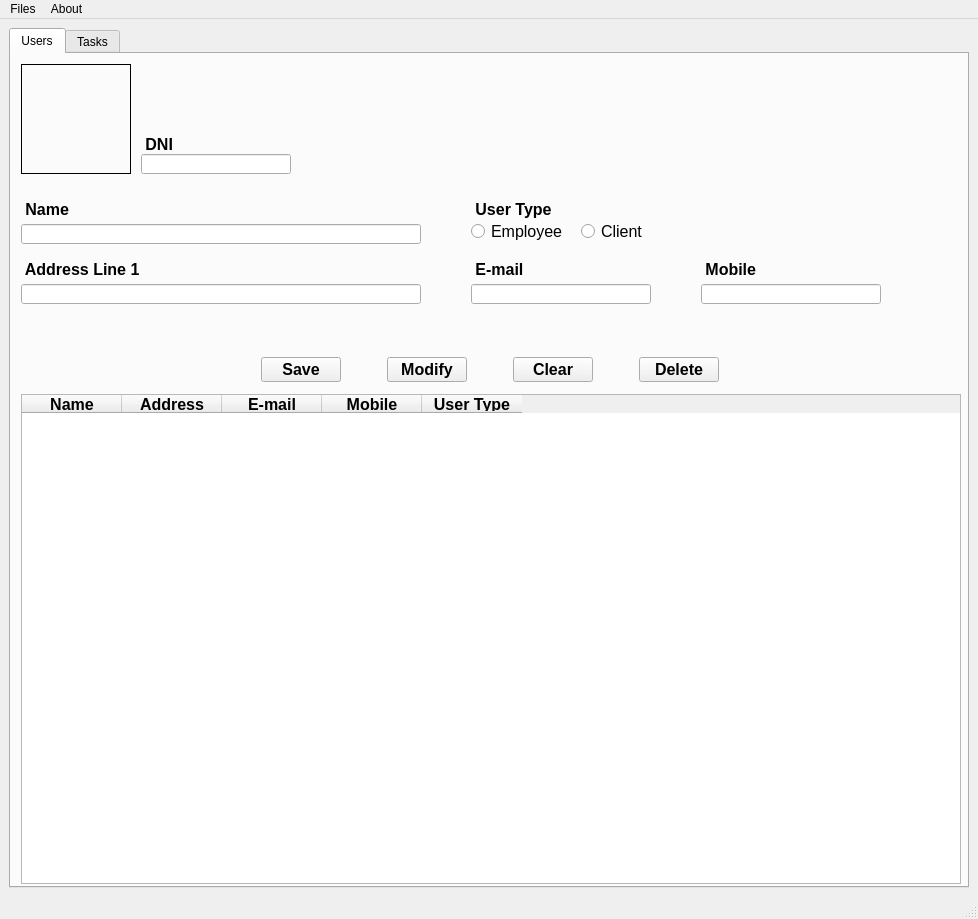
Old version of the form windows/MainWindow.ui in the repository IsolracI/DI-recuperacion.
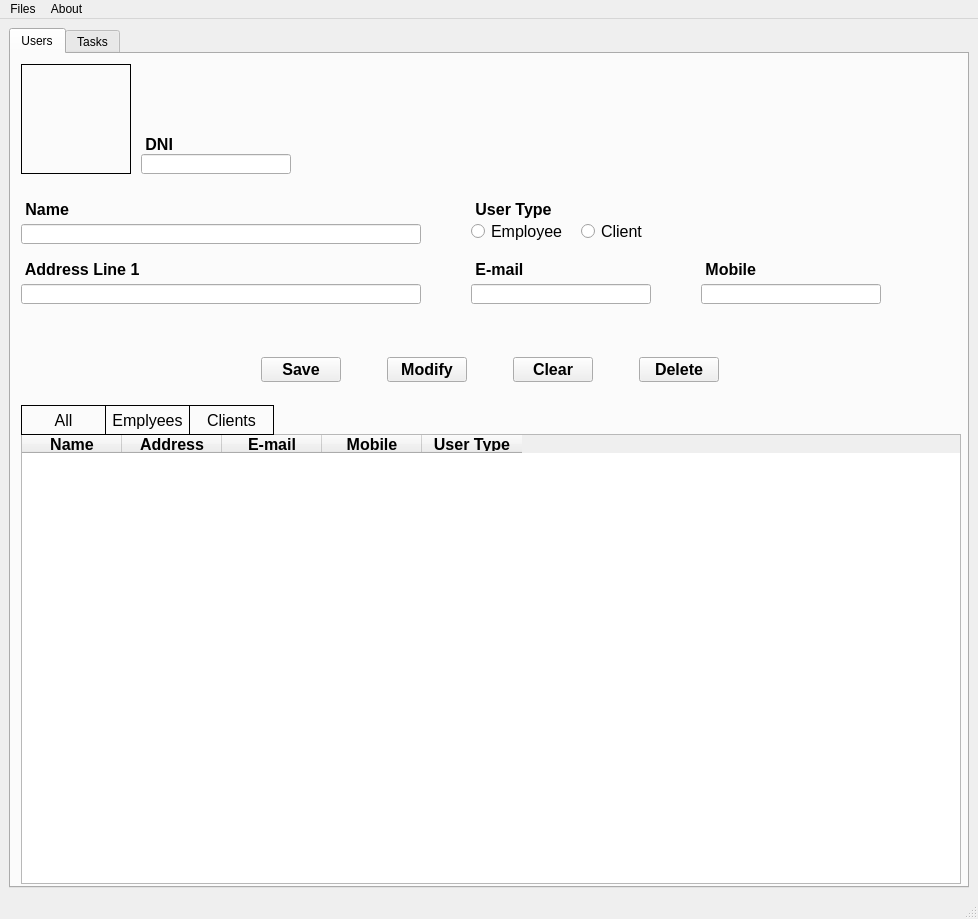
New version of the form.

What changed in the file:
```diff
--- a/windows/MainWindow.ui
+++ b/windows/MainWindow.ui
@@ -272,9 +272,9 @@
         <property name="geometry">
          <rect>
           <x>10</x>
-          <y>340</y>
+          <y>380</y>
           <width>940</width>
-          <height>490</height>
+          <height>450</height>
          </rect>
         </property>
         <property name="font">
@@ -529,6 +529,120 @@
          </item>
         </layout>
        </widget>
+       <widget class="QPushButton" name="btn_showAll">
+        <property name="geometry">
+         <rect>
+          <x>10</x>
+          <y>351</y>
+          <width>85</width>
+          <height>30</height>
+         </rect>
+        </property>
+        <property name="font">
+         <font>
+          <pointsize>12</pointsize>
+         </font>
+        </property>
+        <property name="autoFillBackground">
+         <bool>false</bool>
+        </property>
+        <property name="styleSheet">
+         <string notr="true">border: 1px solid black;
+border-radius: 0px;</string>
+        </property>
+        <property name="text">
+         <string>All</string>
+        </property>
+        <property name="checkable">
+         <bool>true</bool>
+        </property>
+        <property name="checked">
+         <bool>false</bool>
+        </property>
+        <property name="autoDefault">
+         <bool>true</bool>
+        </property>
+        <property name="default">
+         <bool>false</bool>
+        </property>
+        <property name="flat">
+         <bool>false</bool>
+        </property>
+       </widget>
+       <widget class="QPushButton" name="btn_showClients">
+        <property name="geometry">
+         <rect>
+          <x>178</x>
+          <y>351</y>
+          <width>85</width>
+          <height>30</height>
+         </rect>
+        </property>
+        <property name="font">
+         <font>
+          <pointsize>12</pointsize>
+         </font>
+        </property>
+        <property name="styleSheet">
+         <string notr="true">border: 1px solid black;
+border-radius: 0px;</string>
+        </property>
+        <property name="text">
+         <string>Clients</string>
+        </property>
+        <property name="checkable">
+         <bool>true</bool>
+        </property>
+        <property name="checked">
+         <bool>false</bool>
+        </property>
+        <property name="autoDefault">
+         <bool>true</bool>
+        </property>
+        <property name="default">
+         <bool>false</bool>
+        </property>
+        <property name="flat">
+         <bool>false</bool>
+        </property>
+       </widget>
+       <widget class="QPushButton" name="btn_showEmployees">
+        <property name="geometry">
+         <rect>
+          <x>94</x>
+          <y>351</y>
+          <width>85</width>
+          <height>30</height>
+         </rect>
+        </property>
+        <property name="font">
+         <font>
+          <pointsize>12</pointsize>
+         </font>
+        </property>
+        <property name="styleSheet">
+         <string notr="true">border: 1px solid black;
+border-radius: 0px;</string>
+        </property>
+        <property name="text">
+         <string>Emplyees</string>
+        </property>
+        <property name="checkable">
+         <bool>true</bool>
+        </property>
+        <property name="checked">
+         <bool>false</bool>
+        </property>
+        <property name="autoDefault">
+         <bool>true</bool>
+        </property>
+        <property name="default">
+         <bool>false</bool>
+        </property>
+        <property name="flat">
+         <bool>false</bool>
+        </property>
+       </widget>
       </widget>
       <widget class="QWidget" name="tasksTab">
        <attribute name="title">
```
